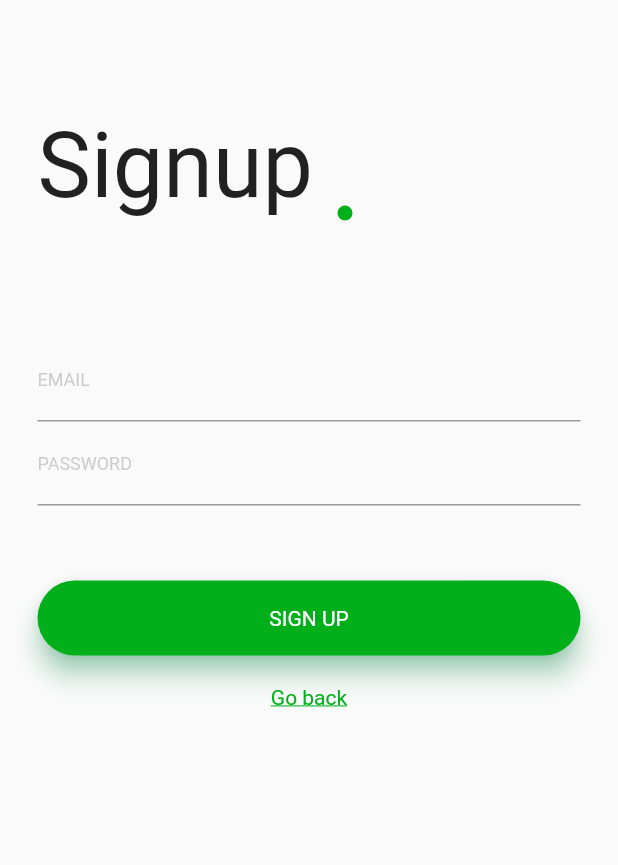
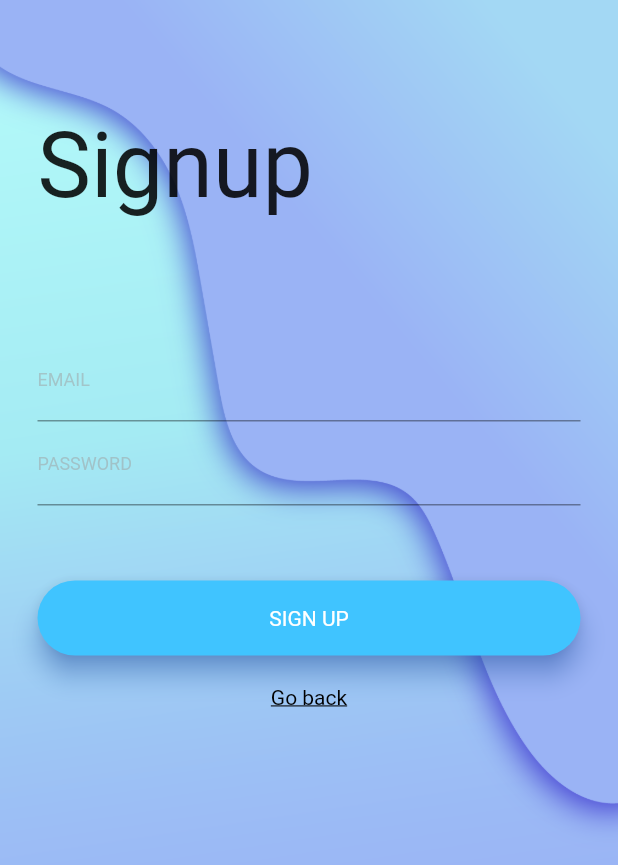
Before and after one commit to Yadnyt/Calomy, a Flutter app: the SignupPage screen opened directly, on a phone screen of 412 x 824 dp. Shown: the top 865 px of the screen. Run offline on Flutter 3.47's test engine with Material 2 defaults, Android fonts, the phone set to English and light mode, and no system bars; our stand-ins replace animated_text_kit, auto_size_text, cached_network_image, firebase_auth, firebase_core, introduction_screen and 4 more; accounts and stored records are empty; Roboto replaces fonts that are missing (Trueno).

Commit message:
Update signup.dart

```diff
--- a/lib/signup.dart
+++ b/lib/signup.dart
@@ -39,7 +39,12 @@ class _SignupPageState extends State<SignupPage> {
   @override
   Widget build(BuildContext context) {
     return Scaffold(
-        body: Container(
+        body: Container(decoration:BoxDecoration(
+            image: DecorationImage(
+              image: AssetImage("assets/artboard4.png"),
+              fit: BoxFit.cover,
+            )
+        ),
             height: MediaQuery.of(context).size.height,
             width: MediaQuery.of(context).size.width,
             child: Form(key: formKey, child: _buildSignupForm())));
@@ -58,14 +63,6 @@ class _SignupPageState extends State<SignupPage> {
                   Text('Signup',
                       style: TextStyle(fontFamily: 'Trueno', fontSize: 60.0)),
                   //Dot placement
-                  Positioned(
-                      top: 62.0,
-                      left: 200.0,
-                      child: Container(
-                          height: 10.0,
-                          width: 10.0,
-                          decoration: BoxDecoration(
-                              shape: BoxShape.circle, color: greenColor)))
                 ],
               )),
           SizedBox(height: 25.0),
@@ -77,7 +74,7 @@ class _SignupPageState extends State<SignupPage> {
                       fontSize: 12.0,
                       color: Colors.grey.withOpacity(0.5)),
                   focusedBorder: UnderlineInputBorder(
-                    borderSide: BorderSide(color: greenColor),
+                    borderSide: BorderSide(color: Colors.lightBlueAccent),
                   )),
               onChanged: (value) {
                 this.email = value;
@@ -115,8 +112,8 @@ class _SignupPageState extends State<SignupPage> {
                 height: 50.0,
                 child: Material(
                     borderRadius: BorderRadius.circular(25.0),
-                    shadowColor: Colors.greenAccent,
-                    color: greenColor,
+                    shadowColor: Colors.blueAccent,
+                    color: Colors.lightBlueAccent,
                     elevation: 7.0,
                     child: Center(
                         child: Text('SIGN UP',
@@ -131,7 +128,7 @@ class _SignupPageState extends State<SignupPage> {
                 },
                 child: Text('Go back',
                     style: TextStyle(
-                        color: greenColor,
+                        color: Colors.black,
                         fontFamily: 'Trueno',
                         decoration: TextDecoration.underline)))
           ])
```
